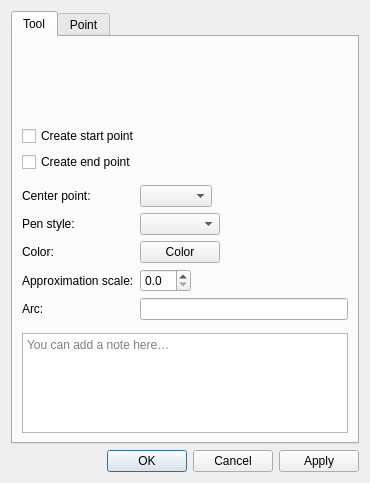
This is src/libs/vtools/dialogs/tools/dialogarcwithlength.ui in equinox-patterns/Ostara as Qt 5 draws it before an edit. The edited form follows.
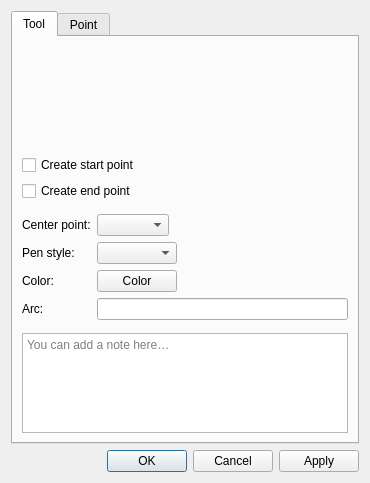
This is the edited form. Icons and pictures are not drawn. Custom widgets are drawn as their Qt base class.

Commit message: Validation curves: drop frontend approximation scale, Spline handles + angle presets in PB

Patch:
```diff
--- a/src/libs/vtools/dialogs/tools/dialogarcwithlength.ui
+++ b/src/libs/vtools/dialogs/tools/dialogarcwithlength.ui
@@ -135,36 +135,13 @@
           </widget>
          </item>
          <item row="3" column="0">
-          <widget class="QLabel" name="label_2">
-           <property name="text">
-            <string>Approximation scale:</string>
-           </property>
-          </widget>
-         </item>
-         <item row="3" column="1">
-          <widget class="QDoubleSpinBox" name="doubleSpinBoxApproximationScale">
-           <property name="toolTip">
-            <string>Set approximation scale for this curve, 0 - use global value</string>
-           </property>
-           <property name="decimals">
-            <number>1</number>
-           </property>
-           <property name="maximum">
-            <double>10.000000000000000</double>
-           </property>
-           <property name="singleStep">
-            <double>0.100000000000000</double>
-           </property>
-          </widget>
-         </item>
-         <item row="4" column="0">
           <widget class="QLabel" name="labelAlias">
            <property name="text">
             <string>Arc:</string>
            </property>
           </widget>
          </item>
-         <item row="4" column="1">
+         <item row="3" column="1">
           <widget class="QLineEdit" name="lineEditAlias">
           </widget>
          </item>
```
The commit also changes 41 other files.
